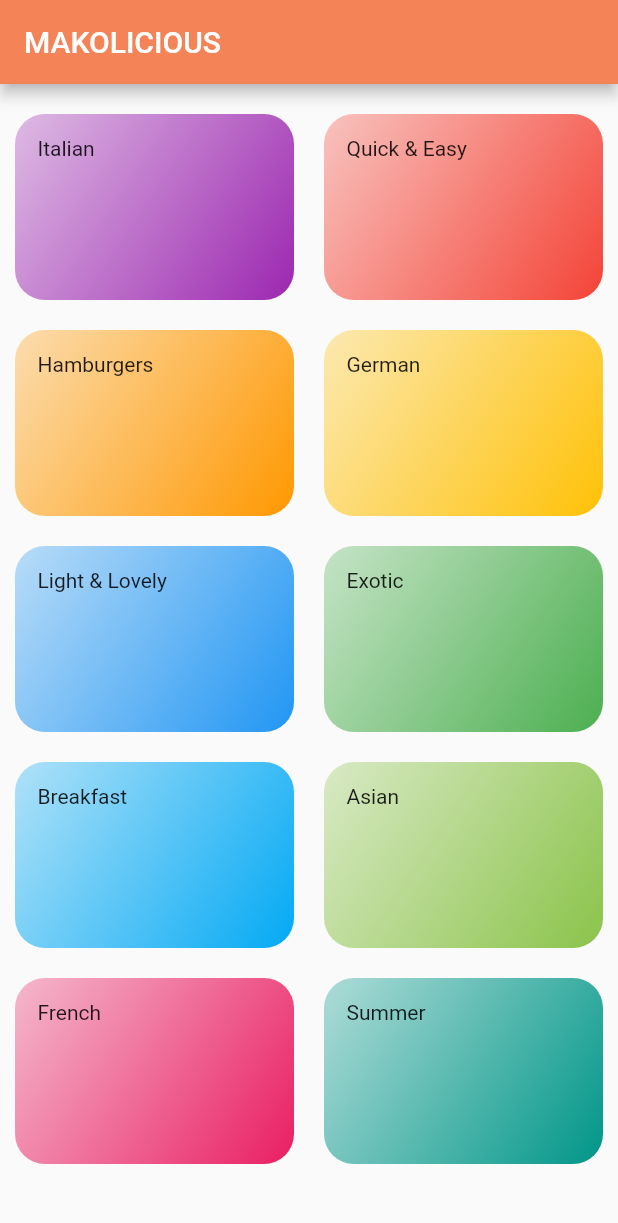
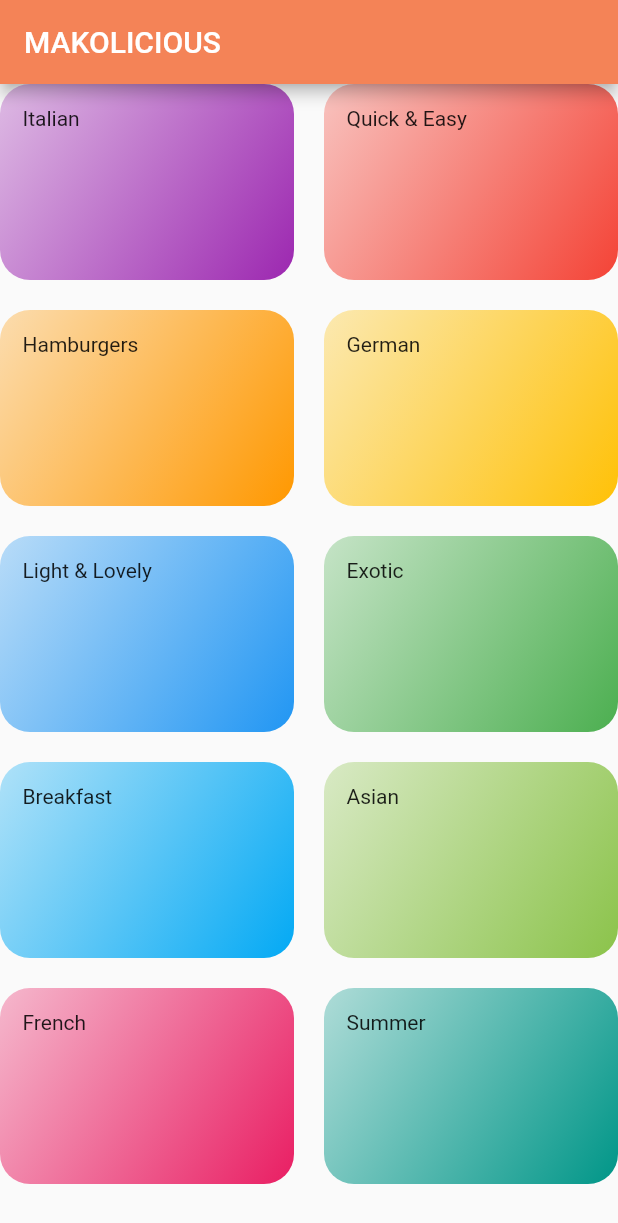
Before and after one commit to kaibalyajena/MAKOLICOUS, a Flutter app: the screen it shows after launch, on a phone screen of 412 x 824 dp. Shown: the top 1223 px of the screen. Run offline on Flutter 3.47's test engine with Material 2 defaults, Android fonts, the light colour scheme and no system bars.

Commit message:
main dart file change

```diff
--- a/lib/main.dart
+++ b/lib/main.dart
@@ -12,13 +12,19 @@
   @override
   Widget build(BuildContext context) {
     return MaterialApp(
-      title: 'MAKOLICOUS',
-      debugShowCheckedModeBanner: false,
-      theme: ThemeData(
-        primarySwatch: Colors.orange,
-      ),
-      home: MyHomePage(),
-    );
+        title: 'MAKOLICOUS',
+        debugShowCheckedModeBanner: false,
+        theme: ThemeData(
+          primarySwatch: Colors.orange,
+        ),
+        home: Scaffold(
+          appBar: AppBar(
+            title: const Text("MAKOLICIOUS"),
+            backgroundColor: Color.fromARGB(255, 244, 131, 87),
+            foregroundColor: Colors.white,
+          ),
+          body: CategoriesSreen(),
+        ));
   }
 }
 
@@ -29,18 +35,18 @@
 //   State<MyHomePage> createState() => _MyHomePageState();
 // }
 
-class MyHomePage extends StatelessWidget {
-  @override
-  Widget build(BuildContext context) {
-    return Scaffold(
-        appBar: AppBar(
-          backgroundColor: Color.fromARGB(255, 244, 131, 87),
-          foregroundColor: Colors.white,
-          title: Text("MAKOLICIOUS"),
-        ),
-        body: Container(
-          child: CategoriesSreen(),
-          padding: EdgeInsets.only(top: 20, right: 10, left: 10),
-        ));
-  }
-}
+// class MyHomePage extends StatelessWidget {
+//   @override
+//   Widget build(BuildContext context) {
+//     return Scaffold(
+//         appBar: AppBar(
+//           backgroundColor: Color.fromARGB(255, 244, 131, 87),
+//           foregroundColor: Colors.white,
+//           title: Text("MAKOLICIOUS"),
+//         ),
+//         body: Container(
+//           child: CategoriesSreen(),
+//           padding: EdgeInsets.only(top: 20, right: 10, left: 10),
+//         ));
+//   }
+// }
```
